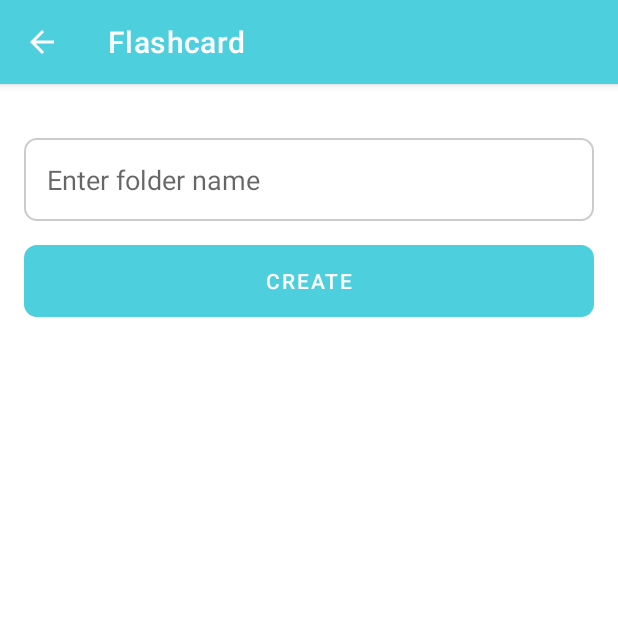
After one commit to izutsumiii/flashcard-android-app, an Android app: the FolderFormActivity screen opened directly, with no data from a screen before it, on a phone screen of 412 x 824 dp, the top half of it. The commit adds this screen. Run offline under Robolectric (Android 15) with nearby library versions, the phone set to English and light mode, and no system bars.

Commit message:
Add function to create folder

```diff
--- a/app/src/main/java/com/example/flashcard/MainActivity.java
+++ b/app/src/main/java/com/example/flashcard/MainActivity.java
@@ -32,7 +32,7 @@ public class MainActivity extends AppCompatActivity {
         NavigationUI.setupWithNavController(binding.navView, navController);
 
 //        navController.addOnDestinationChangedListener((controller, destination, arguments) -> {
-//            if (destination.getId() == R.id.navigation_home || destination.getId() == R.id.navigation_dashboard) {
+//            if (destination.getId() == R.id.navigation_home || destination.getId() == R.id.navigation_dashboard || destination.getId() == R.id.navigation_add) {
 //                getSupportActionBar().setDisplayHomeAsUpEnabled(false);
 //                getSupportActionBar().setDisplayShowHomeEnabled(false);
 //            } else {
--- /dev/null
+++ b/app/src/main/java/com/example/flashcard/ui/form/FolderFormActivity.java
@@ -0,0 +1,43 @@
+package com.example.flashcard.ui.form;
+
+import androidx.appcompat.app.AppCompatActivity;
+
+import android.os.Bundle;
+import android.view.View;
+import android.widget.Button;
+import android.widget.EditText;
+import android.widget.Toast;
+
+import com.example.flashcard.R;
+import com.example.flashcard.db.DBHandler;
+
+public class FolderFormActivity extends AppCompatActivity {
+    private DBHandler dbhandler;
+
+    @Override
+    protected void onCreate(Bundle savedInstanceState) {
+        super.onCreate(savedInstanceState);
+        setContentView(R.layout.activity_folder_form);
+        getSupportActionBar().setDisplayHomeAsUpEnabled(true);
+
+        Button createFolderButton = findViewById(R.id.createFolderButton);
+        EditText folderNameEditText = findViewById(R.id.folderNameEditText);
+        dbhandler = new DBHandler(this);
+
+        createFolderButton.setOnClickListener(new View.OnClickListener() {
+            @Override
+            public void onClick(View v) {
+                String folderName = folderNameEditText.getText().toString();
+
+                if(folderName.isEmpty()){
+                    Toast.makeText(FolderFormActivity.this, "Please enter folder name", Toast.LENGTH_SHORT).show();
+                    return;
+                }
+
+                dbhandler.addFolder(folderName);
+                Toast.makeText(FolderFormActivity.this, "Folder has been created", Toast.LENGTH_SHORT).show();
+                folderNameEditText.setText("");
+            }
+        });
+    }
+}
--- a/app/src/main/java/com/example/flashcard/ui/form/Form.java
+++ b/app/src/main/java/com/example/flashcard/ui/form/Form.java
@@ -16,11 +16,7 @@ import com.example.flashcard.db.DBHandler;
 
 
 public class Form extends Fragment {
-
-
     private DBHandler dbhandler;
-
-
     @Override
     public void onCreate(Bundle savedInstanceState) {
         super.onCreate(savedInstanceState);
--- /dev/null
+++ b/app/src/main/res/layout/activity_folder_form.xml
@@ -0,0 +1,24 @@
+<?xml version="1.0" encoding="utf-8"?>
+<RelativeLayout xmlns:android="http://schemas.android.com/apk/res/android"
+    android:layout_width="match_parent"
+    android:layout_height="match_parent"
+    android:padding="16dp">
+
+    <EditText
+        android:id="@+id/folderNameEditText"
+        android:layout_width="match_parent"
+        android:layout_height="wrap_content"
+        android:layout_marginTop="20dp"
+        android:padding="15dp"
+        android:background="@drawable/edit_text_border_rounded"
+        android:hint="Enter folder name" />
+
+    <Button
+        android:id="@+id/createFolderButton"
+        android:layout_width="match_parent"
+        android:layout_height="wrap_content"
+        android:layout_below="@+id/folderNameEditText"
+        android:layout_marginTop="16dp"
+        android:background="@drawable/button_border_rounded"
+        android:text="Create" />
+</RelativeLayout>
--- a/app/src/main/res/layout/fragment_dashboard.xml
+++ b/app/src/main/res/layout/fragment_dashboard.xml
@@ -5,12 +5,15 @@
     >
 
     <Button
+        android:id="@+id/createFolderButton"
         android:layout_width="wrap_content"
         android:layout_height="wrap_content"
         android:layout_alignParentEnd="true"
         android:layout_marginEnd="8dp"
         android:layout_marginBottom="12dp"
-        android:text="Create folder" />
+        android:text="Create folder"
+        android:onClick="createFolder"
+        />
 
     <androidx.recyclerview.widget.RecyclerView
         android:id="@+id/recyclerViewDashboard"
--- a/app/src/main/res/values/colors.xml
+++ b/app/src/main/res/values/colors.xml
@@ -10,7 +10,6 @@
     <array name="android_colors">
         <item>#FED766</item>
         <item>#C6EBBE</item>
-        <item>#DB2955</item>
         <item>#F37748</item>
         <item>#F4442E</item>
         <item>#E2A0FF</item>
--- a/app/src/main/res/values/strings.xml
+++ b/app/src/main/res/values/strings.xml
@@ -5,4 +5,5 @@
     <string name="title_notifications">Notifications</string>
     <!-- TODO: Remove or change this placeholder text -->
     <string name="hello_blank_fragment">Hello blank fragment</string>
+    <string name="title_activity_word_form">WordFormActivity</string>
 </resources>
```
Also changed, not shown: app/src/main/AndroidManifest.xml (+8 -3 lines), app/src/main/java/com/example/flashcard/db/DBHandler.java (+32 -6 lines), app/src/main/java/com/example/flashcard/ui/dashboard/DashboardFragment.java (+16 -0 lines).
